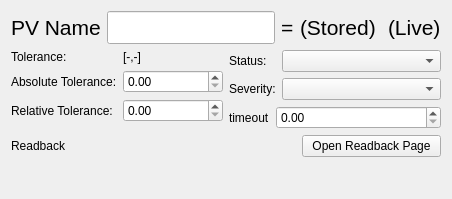
Before: the Qt Designer form superscore/ui/parameter_page.ui in pcdshub/superscore, drawn with Qt 5.
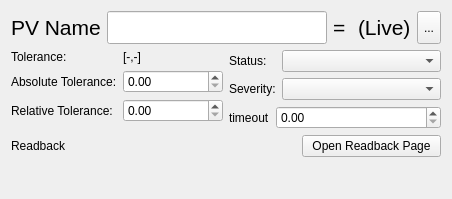
After: the same form once the commit is applied.

Commit message: ENH: add live and stored value display/edit widgets

Patch:
```diff
--- a/superscore/ui/parameter_page.ui
+++ b/superscore/ui/parameter_page.ui
@@ -52,19 +52,7 @@
         </widget>
        </item>
        <item>
-        <widget class="QLabel" name="value_stored_label">
-         <property name="font">
-          <font>
-           <pointsize>16</pointsize>
-          </font>
-         </property>
-         <property name="text">
-          <string>(Stored)</string>
-         </property>
-        </widget>
-       </item>
-       <item>
-        <widget class="QWidget" name="value_widget" native="true"/>
+        <widget class="QWidget" name="value_stored_placeholder" native="true"/>
        </item>
        <item>
         <widget class="QLabel" name="value_live_label">
@@ -78,6 +66,19 @@
          </property>
         </widget>
        </item>
+       <item>
+        <widget class="QToolButton" name="refresh_button">
+         <property name="sizePolicy">
+          <sizepolicy hsizetype="Minimum" vsizetype="Minimum">
+           <horstretch>0</horstretch>
+           <verstretch>0</verstretch>
+          </sizepolicy>
+         </property>
+         <property name="text">
+          <string>...</string>
+         </property>
+        </widget>
+       </item>
       </layout>
      </item>
      <item>
```
The commit also changes 2 other files.
